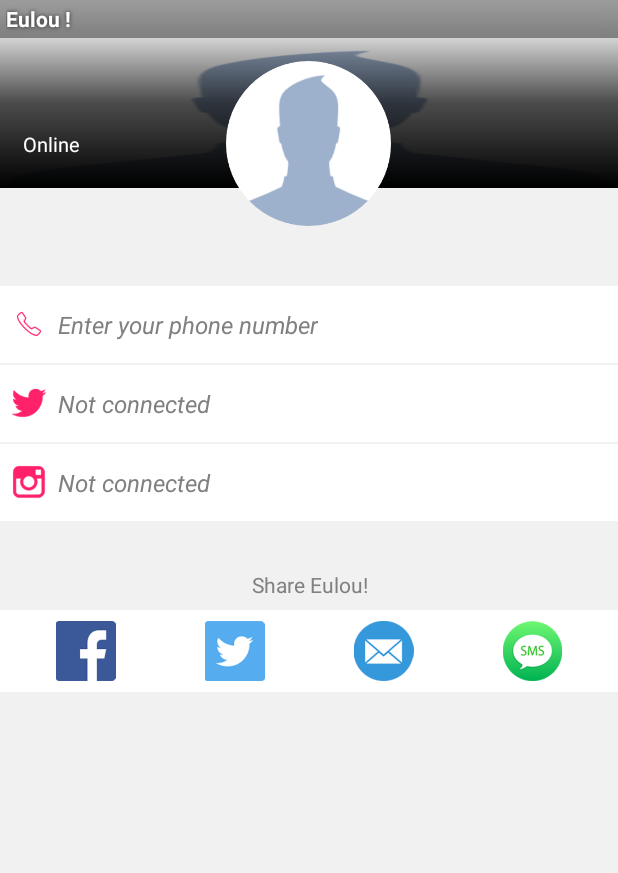
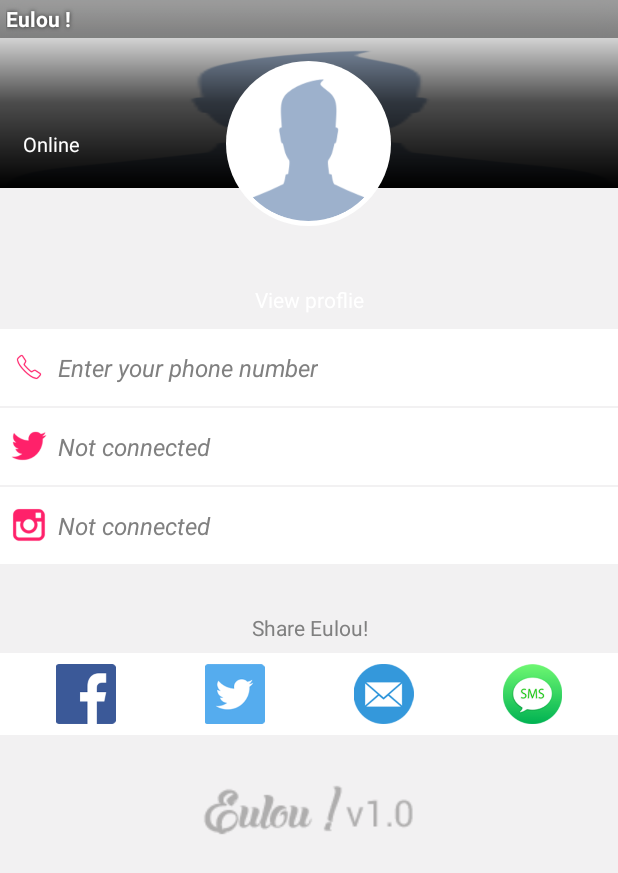
Before and after one commit to nvhaiwork/Eulou, an Android app: the fragment ProfileFragment shown on its own in the app's theme, on a phone screen of 412 x 824 dp. Shown: the top 873 px of the screen. Run offline under Robolectric (Android 15) with nearby library versions, the phone set to English and light mode, and no system bars; libraries missing offline, so code that uses them is left out: com.google.android.gms; 7 statements that could not run were skipped.

Commit message:
Commit profile

```diff
--- a/eulou/src/main/java/com/ezzet/eulou/fragments/ProfileFragment.java
+++ b/eulou/src/main/java/com/ezzet/eulou/fragments/ProfileFragment.java
@@ -78,12 +78,15 @@
 				.findViewById(R.id.profile_share_twitter_btn);
 		TextView verifyPhoneNumTxt = (TextView) rootView
 				.findViewById(R.id.profile_verify_phone_number);
+		TextView summaryName = (TextView) rootView
+				.findViewById(R.id.profile_summary_name);
 		mSocialInfoLy = (LinearLayout) rootView
 				.findViewById(R.id.profile_user_social_root_ly);
 		FBProfilePictureView profilePictureView = (FBProfilePictureView) rootView
 				.findViewById(R.id.profile_user_img);
 		mProfilePictureViewLarge = (FBProfilePictureView) rootView
 				.findViewById(R.id.profile_user_large_img);
+		mProfilePictureViewLarge.setBlur(true);
 
 		// Social information views
 		TextView statusTxt = (TextView) rootView
@@ -101,6 +104,7 @@
 		mProfilePictureViewLarge.setSquare(true);
 
 		// Set views
+		summaryName.setText(mCurrentUser.getUserName());
 		fbName.setText(mCurrentUser.getUserName());
 		phoneNumber.setText(mCurrentUser.getPhone());
 		statusTxt.setText(getString(R.string.online));
@@ -244,6 +248,8 @@
 				break;
 			case R.id.profile_user_img :
 
+				mProfilePictureViewLarge.setBlur(false);
+				mProfilePictureViewLarge.refreshImage(true);
 				mShareLayout.setVisibility(View.GONE);
 				mSocialInfoLy.setVisibility(View.VISIBLE);
 				mDisplayListener.onDisplay();
@@ -256,6 +262,8 @@
 	 * */
 	public void closeSocialLayout() {
 
+		mProfilePictureViewLarge.setBlur(true);
+		mProfilePictureViewLarge.refreshImage(true);
 		mShareLayout.setVisibility(View.VISIBLE);
 		mSocialInfoLy.setVisibility(View.GONE);
 	}
--- a/eulou/src/main/java/com/ezzet/eulou/views/FBProfilePictureView.java
+++ b/eulou/src/main/java/com/ezzet/eulou/views/FBProfilePictureView.java
@@ -21,19 +21,26 @@
 import android.graphics.Bitmap;
 import android.graphics.BitmapFactory;
 import android.graphics.Canvas;
+import android.graphics.Color;
 import android.graphics.Paint;
 import android.graphics.PorterDuff;
 import android.graphics.PorterDuffXfermode;
 import android.graphics.Rect;
 import android.graphics.RectF;
+import android.os.Build;
 import android.os.Bundle;
 import android.os.Parcelable;
+import android.renderscript.Allocation;
+import android.renderscript.Element;
+import android.renderscript.RenderScript;
+import android.renderscript.ScriptIntrinsicBlur;
 import android.util.AttributeSet;
 import android.util.Log;
 import android.view.ViewGroup;
 import android.widget.FrameLayout;
 import android.widget.ImageView;
 
+import com.ezzet.eulou.utilities.LogUtil;
 import com.facebook.FacebookException;
 import com.facebook.LoggingBehavior;
 import com.facebook.android.R;
@@ -42,6 +49,7 @@
 import com.facebook.internal.ImageResponse;
 import com.facebook.internal.Logger;
 import com.facebook.internal.Utility;
+import com.google.android.gms.internal.im;
 
 import java.net.URISyntaxException;
 
@@ -107,7 +115,7 @@
 	private ImageRequest lastRequest;
 	private OnErrorListener onErrorListener;
 	private Bitmap customizedDefaultProfilePicture = null;
-	private boolean isSquare;
+	private boolean isSquare, isBlur;
 	/**
 	 * Constructor
 	 *
@@ -179,6 +187,10 @@
 		canvas.drawBitmap(bitmap, rect, rect, paint);
 
 		return output;
+	}
+
+	public void setBlur(boolean isBlur) {
+		this.isBlur = isBlur;
 	}
 
 	/**
@@ -449,7 +461,7 @@
 		a.recycle();
 	}
 
-	private void refreshImage(boolean force) {
+	public void refreshImage(boolean force) {
 		boolean changed = updateImageQueryParameters();
 		// Note: do not use Utility.isNullOrEmpty here as this will cause the
 		// Eclipse
@@ -485,6 +497,11 @@
 	private void setImageBitmap(Bitmap imageBitmap) {
 		if (image != null && imageBitmap != null) {
 			imageContents = imageBitmap; // Hold for save-restore cycles
+
+			if (isBlur) {
+
+				imageBitmap = blurImage(imageBitmap);
+			}
 
 			if (isSquare) {
 
@@ -634,4 +651,34 @@
 		 */
 		void onError(FacebookException error);
 	}
+
+	private Bitmap blurImage(Bitmap input) {
+
+		try {
+
+			if (android.os.Build.VERSION.SDK_INT > Build.VERSION_CODES.JELLY_BEAN_MR1) {
+
+				RenderScript rsScript = RenderScript.create(getContext());
+				Allocation alloc = Allocation.createFromBitmap(rsScript, input);
+
+				ScriptIntrinsicBlur blur = ScriptIntrinsicBlur.create(rsScript,
+						Element.U8_4(rsScript));
+				blur.setRadius(25);
+				blur.setInput(alloc);
+				Bitmap result = Bitmap.createBitmap(input.getWidth(),
+						input.getHeight(), Bitmap.Config.ARGB_8888);
+				Allocation outAlloc = Allocation.createFromBitmap(rsScript,
+						result);
+				blur.forEach(outAlloc);
+				outAlloc.copyTo(result);
+				rsScript.destroy();
+				return result;
+			}
+		} catch (Exception e) {
+
+			LogUtil.e("blurImage", e.getMessage());
+		}
+
+		return input;
+	}
 }
--- /dev/null
+++ b/eulou/src/main/res/drawable/profile_image_border_bg.xml
@@ -0,0 +1,6 @@
+<?xml version="1.0" encoding="utf-8"?>
+<shape xmlns:android="http://schemas.android.com/apk/res/android"
+    android:shape="oval">
+
+    <solid android:color="@color/white" />
+</shape>
--- a/eulou/src/main/res/layout/activity_profile.xml
+++ b/eulou/src/main/res/layout/activity_profile.xml
@@ -1,165 +1,192 @@
-<ScrollView xmlns:android = "http://schemas.android.com/apk/res/android"
-    android:layout_width = "match_parent"
-    android:layout_height = "match_parent"
-    android:background = "@color/greyish">
+<ScrollView xmlns:android="http://schemas.android.com/apk/res/android"
+    android:layout_width="match_parent"
+    android:layout_height="match_parent"
+    android:background="@color/greyish">
 
     <RelativeLayout
-        android:layout_width = "match_parent"
-        android:layout_height = "match_parent">
+        android:layout_width="match_parent"
+        android:layout_height="match_parent">
 
         <include
-            android:id = "@+id/profile_user_info_root_ly"
-            layout = "@layout/layout_user_profile_layout"
-            android:layout_width = "match_parent"
-            android:layout_height = "match_parent" />
+            android:id="@+id/profile_user_info_root_ly"
+            layout="@layout/layout_user_profile_layout"
+            android:layout_width="match_parent"
+            android:layout_height="match_parent" />
 
         <LinearLayout
-            android:id = "@+id/profile_share_ly"
-            android:layout_width = "match_parent"
-            android:layout_height = "wrap_content"
-            android:orientation = "vertical">
+            android:id="@+id/profile_share_ly"
+            android:layout_width="match_parent"
+            android:layout_height="wrap_content"
+            android:orientation="vertical">
 
             <com.ezzet.eulou.views.FBProfilePictureView
-                android:id = "@+id/profile_user_img"
-                android:layout_width = "@dimen/profile_photo_width"
-                android:layout_height = "@dimen/profile_photo_width"
-                android:layout_gravity = "center_horizontal"
-                android:layout_marginBottom = "40dp"
-                android:layout_marginTop = "15dp" />
+                android:id="@+id/profile_user_img"
+                android:layout_width="@dimen/profile_photo_width"
+                android:layout_height="@dimen/profile_photo_width"
+                android:layout_gravity="center_horizontal"
+                android:layout_marginTop="15dp"
+                android:background="@drawable/profile_image_border_bg"
+                android:padding="3dp" />
+
+            <TextView
+                android:id="@+id/profile_summary_name"
+                android:layout_width="match_parent"
+                android:layout_height="wrap_content"
+                android:layout_marginTop="10dp"
+                android:gravity="center"
+                android:textColor="@color/white"
+                android:textSize="22sp" />
+
+            <TextView
+                android:layout_width="match_parent"
+                android:layout_height="wrap_content"
+                android:gravity="center"
+                android:text="@string/profile_view_profile"
+                android:textColor="@color/white" />
 
             <RelativeLayout
-                android:layout_width = "match_parent"
-                android:layout_height = "match_parent"
-                android:layout_below = "@+id/profile_user_img"
-                android:background = "@color/greyish">
+                android:layout_width="match_parent"
+                android:layout_height="match_parent"
+                android:layout_below="@+id/profile_user_img"
+                android:layout_marginTop="10dp"
+                android:background="@color/greyish">
 
                 <TableLayout
-                    android:id = "@+id/profile_verify_info_ly"
-                    android:layout_width = "match_parent"
-                    android:layout_height = "wrap_content">
+                    android:id="@+id/profile_verify_info_ly"
+                    android:layout_width="match_parent"
+                    android:layout_height="wrap_content">
 
                     <TableRow
-                        android:background = "@color/white"
-                        android:gravity = "center_vertical"
-                        android:padding = "@dimen/profile_item_padding">
+                        android:background="@color/white"
+                        android:gravity="center_vertical"
+                        android:padding="@dimen/profile_item_padding">
 
                         <ImageView
-                            android:layout_width = "@dimen/icon_size1"
-                            android:layout_height = "@dimen/icon_size1"
-                            android:contentDescription = "@string/app_name"
-                            android:scaleType = "fitXY"
-                            android:src = "@drawable/ic_call_btn" />
+                            android:layout_width="@dimen/icon_size1"
+                            android:layout_height="@dimen/icon_size1"
+                            android:contentDescription="@string/app_name"
+                            android:scaleType="fitXY"
+                            android:src="@drawable/ic_call_btn" />
 
                         <TextView
-                            android:id = "@+id/profile_verify_phone_number"
-                            android:layout_width = "match_parent"
-                            android:layout_height = "wrap_content"
-                            android:hint = "@string/enter_phone_number"
-                            android:padding = "@dimen/profile_item_padding"
-                            android:textColor = "@color/black"
-                            android:textSize = "@dimen/profile_item_text"
-                            android:textStyle = "italic" />
+                            android:id="@+id/profile_verify_phone_number"
+                            android:layout_width="match_parent"
+                            android:layout_height="wrap_content"
+                            android:hint="@string/enter_phone_number"
+                            android:padding="@dimen/profile_item_padding"
+                            android:textColor="@color/black"
+                            android:textSize="@dimen/profile_item_text"
+                            android:textStyle="italic" />
                     </TableRow>
 
                     <TableRow
-                        android:layout_marginTop = "1dp"
-                        android:background = "@color/white"
-                        android:gravity = "center_vertical"
-                        android:padding = "@dimen/profile_item_padding">
+                        android:layout_marginTop="1dp"
+                        android:background="@color/white"
+                        android:gravity="center_vertical"
+                        android:padding="@dimen/profile_item_padding">
 
                         <ImageView
-                            android:layout_width = "@dimen/icon_size1"
-                            android:layout_height = "@dimen/icon_size1"
-                            android:contentDescription = "@string/app_name"
-                            android:scaleType = "fitXY"
-                            android:src = "@drawable/ic_twitter_profile_red" />
+                            android:layout_width="@dimen/icon_size1"
+                            android:layout_height="@dimen/icon_size1"
+                            android:contentDescription="@string/app_name"
+                            android:scaleType="fitXY"
+                            android:src="@drawable/ic_twitter_profile_red" />
 
                         <TextView
-                            android:id = "@+id/profile_verify_twitter"
-                            android:layout_width = "match_parent"
-                            android:layout_height = "wrap_content"
-                            android:hint = "@string/profile_not_connected"
-                            android:padding = "@dimen/profile_item_padding"
-                            android:textColor = "@color/black"
-                            android:textSize = "@dimen/profile_item_text"
-                            android:textStyle = "italic" />
+                            android:id="@+id/profile_verify_twitter"
+                            android:layout_width="match_parent"
+                            android:layout_height="wrap_content"
+                            android:hint="@string/profile_not_connected"
+                            android:padding="@dimen/profile_item_padding"
+                            android:textColor="@color/black"
+                            android:textSize="@dimen/profile_item_text"
+                            android:textStyle="italic" />
                     </TableRow>
 
                     <TableRow
-                        android:layout_marginTop = "1dp"
-                        android:background = "@color/white"
-                        android:gravity = "center_vertical"
-                        android:padding = "@dimen/profile_item_padding">
+                        android:layout_marginTop="1dp"
+                        android:background="@color/white"
+                        android:gravity="center_vertical"
+                        android:padding="@dimen/profile_item_padding">
 
                         <ImageView
-                            android:layout_width = "@dimen/icon_size1"
-                            android:layout_height = "@dimen/icon_size1"
-                            android:contentDescription = "@string/app_name"
-                            android:scaleType = "fitXY"
-                            android:src = "@drawable/ic_instagram_profile_red" />
+                            android:layout_width="@dimen/icon_size1"
+                            android:layout_height="@dimen/icon_size1"
+                            android:contentDescription="@string/app_name"
+                            android:scaleType="fitXY"
+                            android:src="@drawable/ic_instagram_profile_red" />
 
                         <TextView
-                            android:id = "@+id/profile_verify_instargram"
-                            android:layout_width = "match_parent"
-                            android:layout_height = "wrap_content"
-                            android:hint = "@string/profile_not_connected"
-                            android:padding = "@dimen/profile_item_padding"
-                            android:textColor = "@color/black"
-                            android:textSize = "@dimen/profile_item_text"
-                            android:textStyle = "italic" />
+                            android:id="@+id/profile_verify_instargram"
+                            android:layout_width="match_parent"
+                            android:layout_height="wrap_content"
+                            android:hint="@string/profile_not_connected"
+                            android:padding="@dimen/profile_item_padding"
+                            android:textColor="@color/black"
+                            android:textSize="@dimen/profile_item_text"
+                            android:textStyle="italic" />
                     </TableRow>
                 </TableLayout>
 
                 <TextView
-                    android:id = "@+id/profile_share_eulout_title"
-                    android:layout_width = "match_parent"
-                    android:layout_height = "wrap_content"
-                    android:layout_below = "@+id/profile_verify_info_ly"
-                    android:layout_marginTop = "25dp"
-                    android:gravity = "center"
-                    android:hint = "@string/profile_share_eulou"
-                    android:padding = "@dimen/profile_item_padding" />
+                    android:id="@+id/profile_share_eulou_title"
+                    android:layout_width="match_parent"
+                    android:layout_height="wrap_content"
+                    android:layout_below="@+id/profile_verify_info_ly"
+                    android:layout_marginTop="25dp"
+                    android:gravity="center"
+                    android:hint="@string/profile_share_eulou"
+                    android:padding="@dimen/profile_item_padding" />
 
                 <LinearLayout
-                    android:layout_width = "match_parent"
-                    android:layout_height = "wrap_content"
-                    android:layout_below = "@+id/profile_share_eulout_title"
-                    android:background = "@color/white"
-                    android:orientation = "horizontal"
-                    android:padding = "@dimen/profile_item_padding">
+                    android:id="@+id/profile_share_social_ly"
+                    android:layout_width="match_parent"
+                    android:layout_height="wrap_content"
+                    android:layout_below="@+id/profile_share_eulou_title"
+                    android:background="@color/white"
+                    android:orientation="horizontal"
+                    android:padding="@dimen/profile_item_padding">
 
                     <com.ezzet.eulou.views.CustomImageButton
-                        android:id = "@+id/profile_share_fb_btn"
-                        android:layout_width = "0dp"
-                        android:layout_height = "@dimen/profile_share_icons_width"
-                        android:layout_weight = "1"
-                        android:contentDescription = "@null"
-                        android:src = "@drawable/ic_facebook_profile_share" />
+                        android:id="@+id/profile_share_fb_btn"
+                        android:layout_width="0dp"
+                        android:layout_height="@dimen/profile_share_icons_width"
+                        android:layout_weight="1"
+                        android:contentDescription="@null"
+                        android:src="@drawable/ic_facebook_profile_share" />
 
                     <com.ezzet.eulou.views.CustomImageButton
-                        android:id = "@+id/profile_share_twitter_btn"
-                        android:layout_width = "0dp"
-                        android:layout_height = "@dimen/profile_share_icons_width"
-                        android:layout_weight = "1"
-                        android:contentDescription = "@null"
-                        android:src = "@drawable/ic_twitter_profile_share" />
+                        android:id="@+id/profile_share_twitter_btn"
+                        android:layout_width="0dp"
+                        android:layout_height="@dimen/profile_share_icons_width"
+                        android:layout_weight="1"
+                        android:contentDescription="@null"
+                        android:src="@drawable/ic_twitter_profile_share" />
 
                     <com.ezzet.eulou.views.CustomImageButton
-                        android:id = "@+id/profile_share_mail_btn"
-                        android:layout_width = "0dp"
-                        android:layout_height = "@dimen/profile_share_icons_width"
-                        android:layout_weight = "1"
-                        android:contentDescription = "@null"
-                        android:src = "@drawable/ic_email_profile_share" />
+                        android:id="@+id/profile_share_mail_btn"
+                        android:layout_width="0dp"
+                        android:layout_height="@dimen/profile_share_icons_width"
+                        android:layout_weight="1"
+                        android:contentDescription="@null"
+                        android:src="@drawable/ic_email_profile_share" />
 
                     <com.ezzet.eulou.views.CustomImageButton
-                        android:id = "@+id/profile_share_sms_btn"
-                        android:layout_width = "0dp"
-                        android:layout_height = "@dimen/profile_share_icons_width"
-                        android:layout_weight = "1"
-                        android:contentDescription = "@null"
-                        android:src = "@drawable/ic_sms_profile_share" />
+                        android:id="@+id/profile_share_sms_btn"
+                        android:layout_width="0dp"
+                        android:layout_height="@dimen/profile_share_icons_width"
+                        android:layout_weight="1"
+                        android:contentDescription="@null"
+                        android:src="@drawable/ic_sms_profile_share" />
                 </LinearLayout>
+
+                <ImageView
+                    android:layout_width="wrap_content"
+                    android:layout_height="wrap_content"
+                    android:layout_below="@+id/profile_share_social_ly"
+                    android:layout_centerHorizontal="true"
+                    android:layout_marginTop="30dp"
+                    android:src="@drawable/logo1" />
             </RelativeLayout>
         </LinearLayout>
     </RelativeLayout>
--- a/eulou/src/main/res/values/strings.xml
+++ b/eulou/src/main/res/values/strings.xml
@@ -61,4 +61,5 @@
     <string name="profile_not_connected">Not connected</string>
     <string name="profile_share_eulou">Share Eulou!</string>
     <string name="profile_no_phone">No phone</string>
+    <string name="profile_view_profile">View proflie</string>
 </resources>
```
Also changed, not shown: eulou/src/main/java/com/ezzet/eulou/activities/MainActivity.java (+23 -8 lines), eulou/src/main/java/com/ezzet/eulou/views/CustomSwipeViewPager.java (added, +49 -0 lines), eulou/src/main/res/layout/activity_main.xml (+39 -39 lines).
